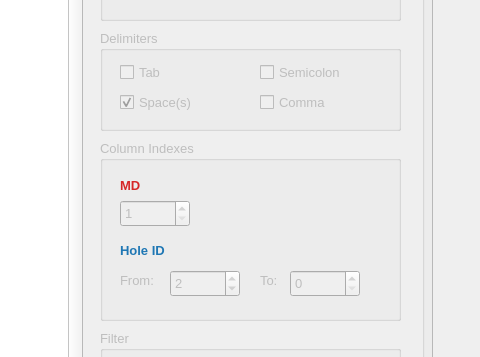
Ivanfdezr/CentralSoftware, file CaliperImport_Vst.ui: the form before one commit; both pictures show x 498 to 978 and y 290 to 647 of the 1336 by 823 pixel window.
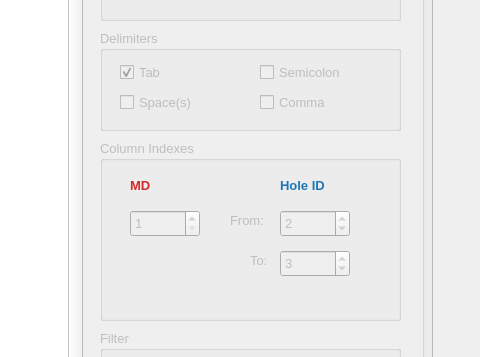
The form after the commit. Custom widgets are drawn as their Qt base class.

The edit to the form file:
```diff
--- a/CaliperImport_Vst.ui
+++ b/CaliperImport_Vst.ui
@@ -57,7 +57,7 @@
    <widget class="QLabel" name="label_5">
     <property name="geometry">
      <rect>
-      <x>20</x>
+      <x>30</x>
       <y>35</y>
       <width>31</width>
       <height>21</height>
@@ -73,8 +73,8 @@
    <widget class="QLabel" name="label_6">
     <property name="geometry">
      <rect>
-      <x>20</x>
-      <y>100</y>
+      <x>180</x>
+      <y>35</y>
       <width>71</width>
       <height>21</height>
      </rect>
@@ -89,8 +89,8 @@
    <widget class="QSpinBox" name="ciMDcolumnIndex_spinBox">
     <property name="geometry">
      <rect>
-      <x>20</x>
-      <y>60</y>
+      <x>30</x>
+      <y>70</y>
       <width>70</width>
       <height>27</height>
      </rect>
@@ -111,8 +111,8 @@
    <widget class="QSpinBox" name="ciH1columnIndex_spinBox">
     <property name="geometry">
      <rect>
-      <x>70</x>
-      <y>130</y>
+      <x>180</x>
+      <y>70</y>
       <width>70</width>
       <height>27</height>
      </rect>
@@ -130,8 +130,8 @@
    <widget class="QSpinBox" name="ciH2columnIndex_spinBox">
     <property name="geometry">
      <rect>
-      <x>190</x>
-      <y>130</y>
+      <x>180</x>
+      <y>110</y>
       <width>70</width>
       <height>27</height>
      </rect>
@@ -143,14 +143,14 @@
      <number>0</number>
     </property>
     <property name="value">
-     <number>0</number>
+     <number>3</number>
     </property>
    </widget>
    <widget class="QLabel" name="label">
     <property name="geometry">
      <rect>
-      <x>20</x>
-      <y>130</y>
+      <x>130</x>
+      <y>70</y>
       <width>51</width>
       <height>20</height>
      </rect>
@@ -162,8 +162,8 @@
    <widget class="QLabel" name="label_9">
     <property name="geometry">
      <rect>
-      <x>160</x>
-      <y>130</y>
+      <x>150</x>
+      <y>110</y>
       <width>31</width>
       <height>21</height>
      </rect>
@@ -501,7 +501,7 @@
      <string>Space(s)</string>
     </property>
     <property name="checked">
-     <bool>true</bool>
+     <bool>false</bool>
     </property>
    </widget>
    <widget class="QCheckBox" name="ciSemicolonDelimiter_checkBox">
@@ -529,6 +529,9 @@
     <property name="text">
      <string>Tab</string>
     </property>
+    <property name="checked">
+     <bool>true</bool>
+    </property>
    </widget>
    <widget class="QCheckBox" name="ciCommaDelimiter_checkBox">
     <property name="geometry">
```
Left out of the diff: 2 changed lines with no effect on the pictures.
